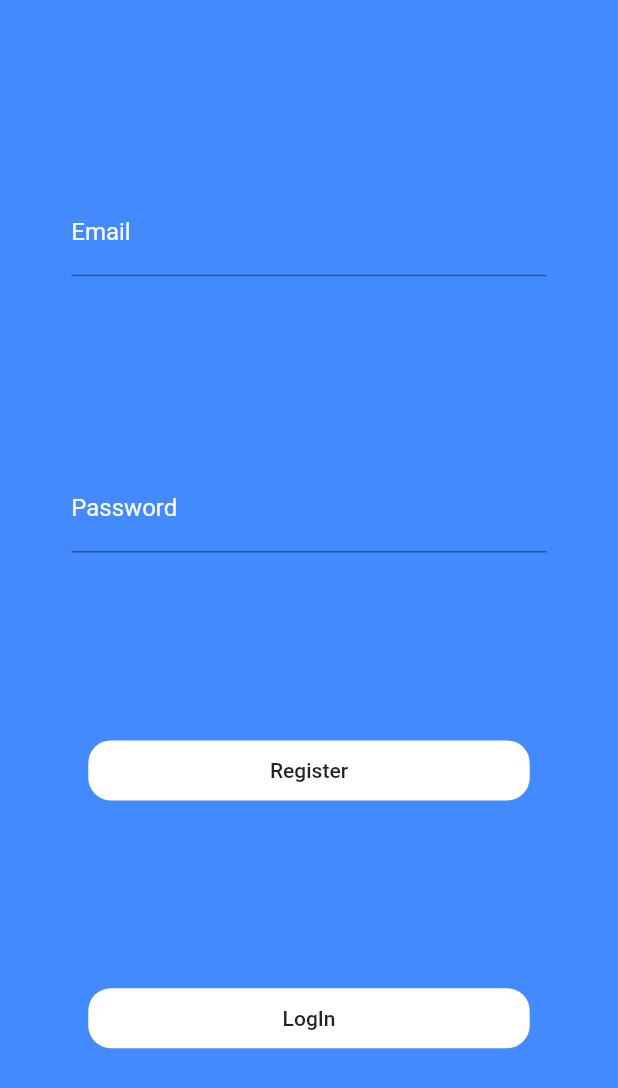
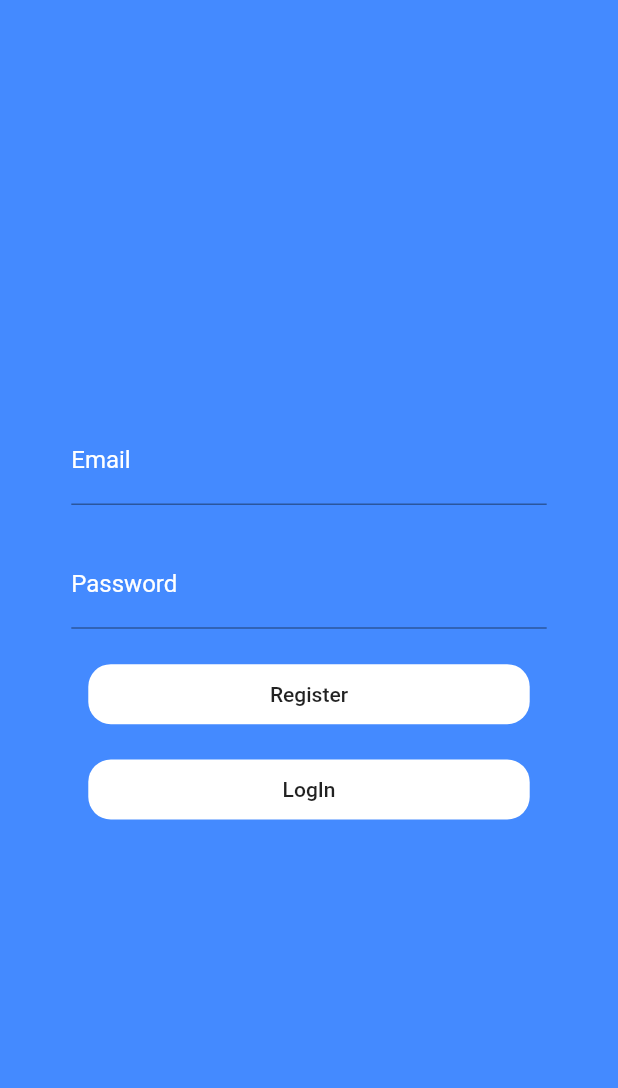
Before and after one commit to ayushsom1/crypto_wallet, a Flutter app: the screen it shows after launch, on a phone screen of 412 x 824 dp. Shown: the top 1088 px of the screen. Run offline on Flutter 3.47's test engine with Material 2 defaults, Android fonts, the phone set to English and light mode, and no system bars; our stand-ins replace cloud_firestore, firebase_auth, firebase_core; missing offline and left inert: dart:js_util; accounts and stored records are empty.

```diff
--- a/lib/ui/authentication.dart
+++ b/lib/ui/authentication.dart
@@ -10,8 +10,8 @@ class Authentication extends StatefulWidget {
 }
 
 class _AuthenticationState extends State<Authentication> {
-  TextEditingController _emailField = TextEditingController();
-  TextEditingController _passwordField = TextEditingController();
+  final _emailField = TextEditingController();
+  final _passwordField = TextEditingController();
 
   @override
   Widget build(BuildContext context) {
@@ -23,7 +23,7 @@ class _AuthenticationState extends State<Authentication> {
           color: Colors.blueAccent,
         ),
         child: Column(
-          mainAxisAlignment: MainAxisAlignment.spaceEvenly,
+          mainAxisAlignment: MainAxisAlignment.center,
           children: [
             SizedBox(
               width: MediaQuery.of(context).size.width / 1.3,
@@ -42,6 +42,9 @@ class _AuthenticationState extends State<Authentication> {
               ),
             ),
             SizedBox(
+              height: MediaQuery.of(context).size.height / 35,
+            ),
+            SizedBox(
               width: MediaQuery.of(context).size.width / 1.3,
               child: TextFormField(
                 style: const TextStyle(color: Colors.white),
@@ -57,6 +60,9 @@ class _AuthenticationState extends State<Authentication> {
                       color: Colors.white,
                     )),
               ),
+            ),
+            SizedBox(
+              height: MediaQuery.of(context).size.height / 35,
             ),
             Container(
               width: MediaQuery.of(context).size.width / 1.4,
@@ -81,6 +87,9 @@ class _AuthenticationState extends State<Authentication> {
                 },
                 child: const Text("Register"),
               ),
+            ),
+            SizedBox(
+              height: MediaQuery.of(context).size.height / 35,
             ),
             Container(
               width: MediaQuery.of(context).size.width / 1.4,
--- a/lib/ui/home_view.dart
+++ b/lib/ui/home_view.dart
@@ -42,8 +42,9 @@ class _HomeViewState extends State<HomeView> {
                   mainAxisAlignment: MainAxisAlignment.spaceEvenly,
                   children: [
                     Text("Coin Name: ${document.id}"),
-                    // Text("Amount Owned ${document.data()!['Amount']}"),
-                    Text("Amount Owned ${document.data()}"),
+                    Text(
+                        "Amount Owned ${(document.data()! as Map<String, dynamic>)['Amount']}"),
+                    // Text("Amount Owned ${document.data()}"),
                   ],
                 );
               }).toList(),
```
Also changed, not shown: lib/net/flutterfire.dart (+27 -0 lines), lib/ui/add_view.dart (+13 -4 lines).
